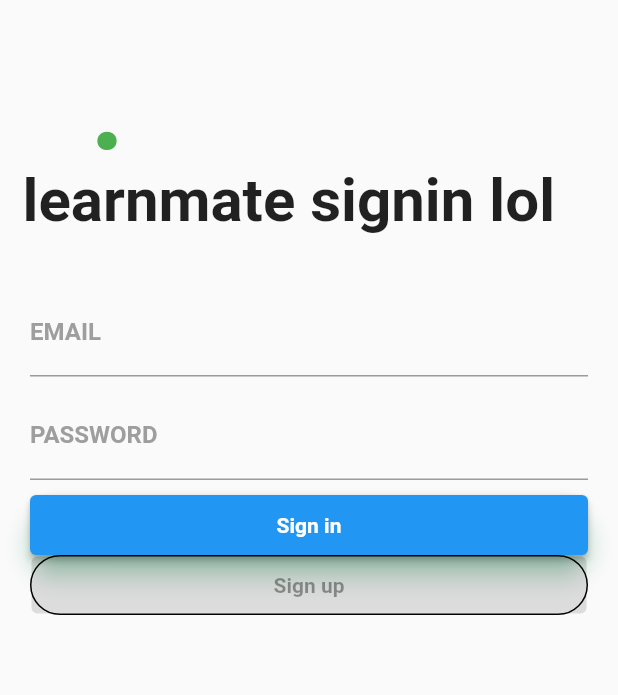
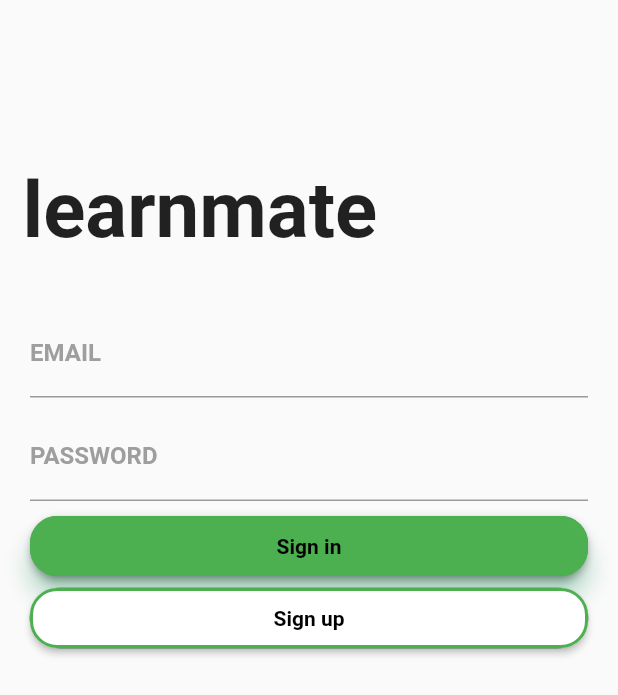
Before and after one commit to beer-forest/beer-forest, a Flutter app: the SignInPage screen opened directly, on a phone screen of 412 x 824 dp. Shown: the top 695 px of the screen. Run offline on Flutter 3.47's test engine with Material 2 defaults, Android fonts, the phone set to English and light mode, and no system bars; our stand-ins replace cloud_firestore, firebase_auth, firebase_core, flutter_slidable; accounts and stored records are empty; Roboto replaces fonts that are missing (Montserrat).

Commit message:
update signup/signin ui
TEST=run on emulator

```diff
--- a/lib/page/sign_in_page.dart
+++ b/lib/page/sign_in_page.dart
@@ -10,7 +10,7 @@ class SignInPage extends StatelessWidget {
   @override
   Widget build(BuildContext context) {
     return Scaffold(
-      body: Column(
+      body: SingleChildScrollView(child: Column(
         crossAxisAlignment: CrossAxisAlignment.start,
         children: [
             Container(
@@ -19,26 +19,14 @@ class SignInPage extends StatelessWidget {
                   Container(
                     padding: EdgeInsets.fromLTRB(15.0, 110.0, 0.0, 0.0),
                     child: Text(
-                      'learnmate signin lol',
-                      style:
-                      TextStyle(fontSize: 40.0, fontWeight: FontWeight.bold),
+                      'learnmate',
+                      style: TextStyle(fontSize: 52.0, fontWeight: FontWeight.bold),
                     ),
                   ),
-                  Container(
-                    padding: EdgeInsets.fromLTRB(60.0, 25.0, 0.0, 0.0),
-                    child: Text(
-                      '.',
-                      style: TextStyle(
-                          fontSize: 80.0,
-                          fontWeight: FontWeight.bold,
-                          color: Colors.green),
-                    ),
-                  )
                 ],
               )
             ),
             Container(
-              // padding: EdgeInsets.only(top: 35.0, left: 20.0, right: 20.0),
               padding: EdgeInsets.only(top: 35.0, left: 20.0, right: 20.0),
               child: Column(
                 children: <Widget>[
@@ -50,8 +38,7 @@ class SignInPage extends StatelessWidget {
                             fontFamily: 'Montserrat',
                             fontWeight: FontWeight.bold,
                             color: Colors.grey),
-                        // hintText: 'EMAIL',
-                        // hintStyle: ,
+                            hintText: 'asdf@gmail.com',
                         focusedBorder: UnderlineInputBorder(
                             borderSide: BorderSide(color: Colors.green)
                         )
@@ -71,7 +58,6 @@ class SignInPage extends StatelessWidget {
                     obscureText: true,
                   ),
                   SizedBox(height: 10.0),
-                  // SizedBox(height: 50.0),
                   Container(
                       height: 40.0,
                       child: Material(
@@ -80,8 +66,15 @@ class SignInPage extends StatelessWidget {
                         color: Colors.green,
                         elevation: 7.0,
                         child: ElevatedButton(
-                          // onTap: () {},
-                          // onPressed: () {
+                          style: ButtonStyle(
+                              backgroundColor: MaterialStateProperty.all<Color>(Colors.green),
+                              shape: MaterialStateProperty.all<RoundedRectangleBorder>(
+                                  RoundedRectangleBorder(
+                                      borderRadius: BorderRadius.circular(18.0),
+                                      side: BorderSide(color: Colors.green, width: 2.0)
+                                  )
+                              )
+                          ),
                           onPressed: (){
                             context.read<AuthenticationService>().signIn(
                               email: emailController.text.trim(),
@@ -92,73 +85,57 @@ class SignInPage extends StatelessWidget {
                             child: Text(
                               'Sign in',
                               style: TextStyle(
-                                  color: Colors.white,
+                                  color: Colors.black,
                                   fontWeight: FontWeight.bold,
                                   fontFamily: 'Montserrat'),
                             ),
                           ),
                         ),
                       )),
-                  // SizedBox(height: 20.0),
+                  SizedBox(height: 8.0),
                   Container(
                     height: 40.0,
                     color: Colors.transparent,
                     child: Container(
                       decoration: BoxDecoration(
                           border: Border.all(
-                              color: Colors.black,
+                              color: Colors.green,
                               style: BorderStyle.solid,
-                              width: 1.0),
+                              width: 0.0),
                           color: Colors.transparent,
                           borderRadius: BorderRadius.circular(20.0)),
                       child: ElevatedButton(
-                        /*
+                        style: ButtonStyle(
+                            backgroundColor: MaterialStateProperty.all<Color>(Colors.white),
+                            shape: MaterialStateProperty.all<RoundedRectangleBorder>(
+                                RoundedRectangleBorder(
+                                    borderRadius: BorderRadius.circular(18.0),
+                                    side: BorderSide(color: Colors.green, width: 2.0)
+                                )
+                            )
+                        ),
                         onPressed: () => Navigator.of(context).pushReplacement(
                           MaterialPageRoute(
                             builder: (_) => SignUpPage(),
                           ),
                         ),
-                        */
-
                         child:
-
                         Center(
                           child: Text('Sign up',
                               style: TextStyle(
+                                  color: Colors.black,
                                   fontWeight: FontWeight.bold,
-                                  fontFamily: 'Montserrat')),
+                                  fontFamily: 'Montserrat')
+                          ),
                         ),
-
-
                       ),
                     ),
                   ),
                 ]
               ),
             ),
- /*
-          TextField(
-            controller: emailController,
-            decoration: InputDecoration(
-              labelText: "Email",
-            ),
-          ),
-          TextField(
-            controller: passwordController,
-            decoration: InputDecoration(
-              labelText: "Password",
-            ),
-          ),
-          RaisedButton(
-            onPressed: () {
-              context.read<AuthenticationService>().signIn(
-                    email: emailController.text.trim(),
-                    password: passwordController.text.trim(),
-                  );
-            },
-            child: Text("Sign in"),
-          ) */
          ],
+      ),
       ),
     );
   }
```
Also changed, not shown: lib/page/sign_up_page.dart (+77 -81 lines).
